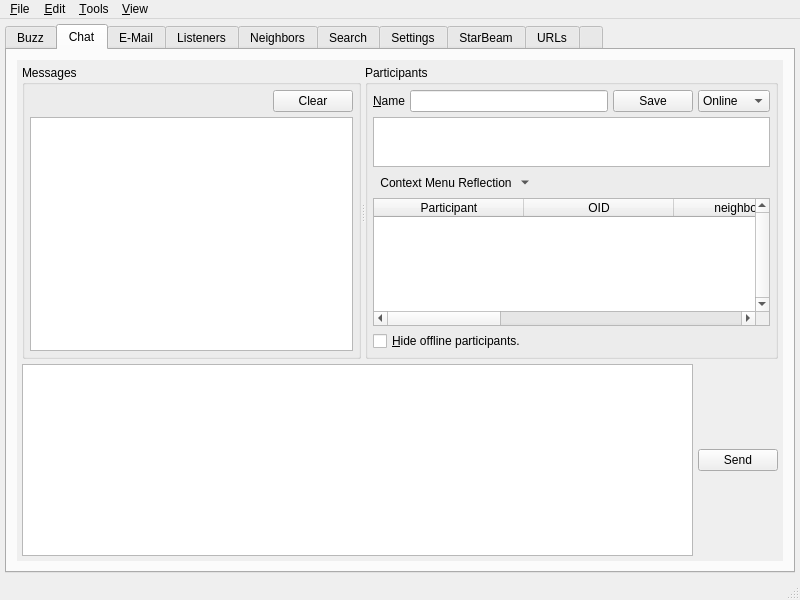
The window that branches/trunk/UI/controlcenter.ui (textbrowser/spot-on) describes before a commit, drawn with Qt 5.
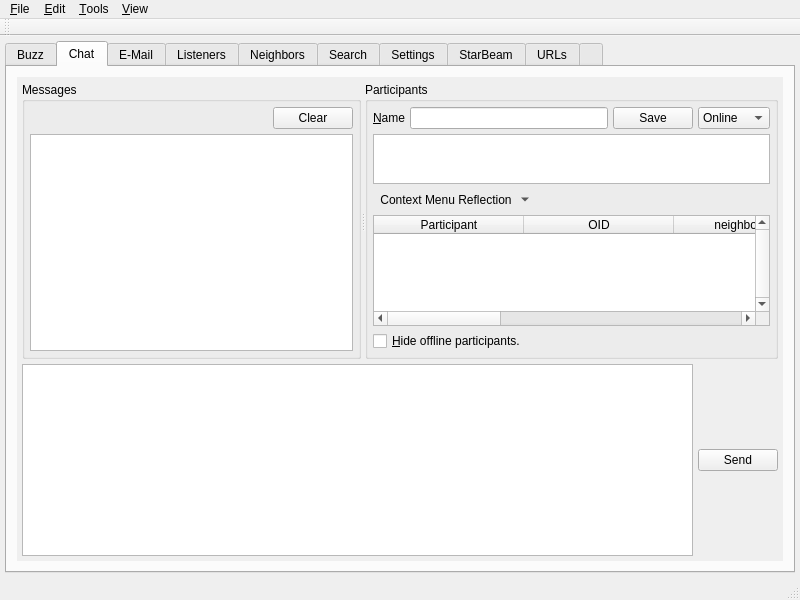
The same window after the commit. The open tabs and pages were chosen to show the change. Icons and pictures are not drawn. Custom widgets are drawn as their Qt base class.

Patch:
```diff
--- a/branches/trunk/UI/controlcenter.ui
+++ b/branches/trunk/UI/controlcenter.ui
@@ -419,8 +419,8 @@
                <rect>
                 <x>0</x>
                 <y>0</y>
-                <width>766</width>
-                <height>488</height>
+                <width>752</width>
+                <height>482</height>
                </rect>
               </property>
               <layout class="QHBoxLayout" name="horizontalLayout_25">
@@ -7963,6 +7963,23 @@
    <addaction name="menu_Tools"/>
    <addaction name="menu_View"/>
   </widget>
+  <widget class="QToolBar" name="toolBar">
+   <property name="windowTitle">
+    <string>Spot-On: Tool Bar</string>
+   </property>
+   <property name="allowedAreas">
+    <set>Qt::BottomToolBarArea|Qt::TopToolBarArea</set>
+   </property>
+   <property name="floatable">
+    <bool>false</bool>
+   </property>
+   <attribute name="toolBarArea">
+    <enum>TopToolBarArea</enum>
+   </attribute>
+   <attribute name="toolBarBreak">
+    <bool>false</bool>
+   </attribute>
+  </widget>
   <action name="action_Quit">
    <property name="text">
     <string>&amp;Quit</string>
```
Left out of the diff: 12 changed lines with no effect on the pictures.
